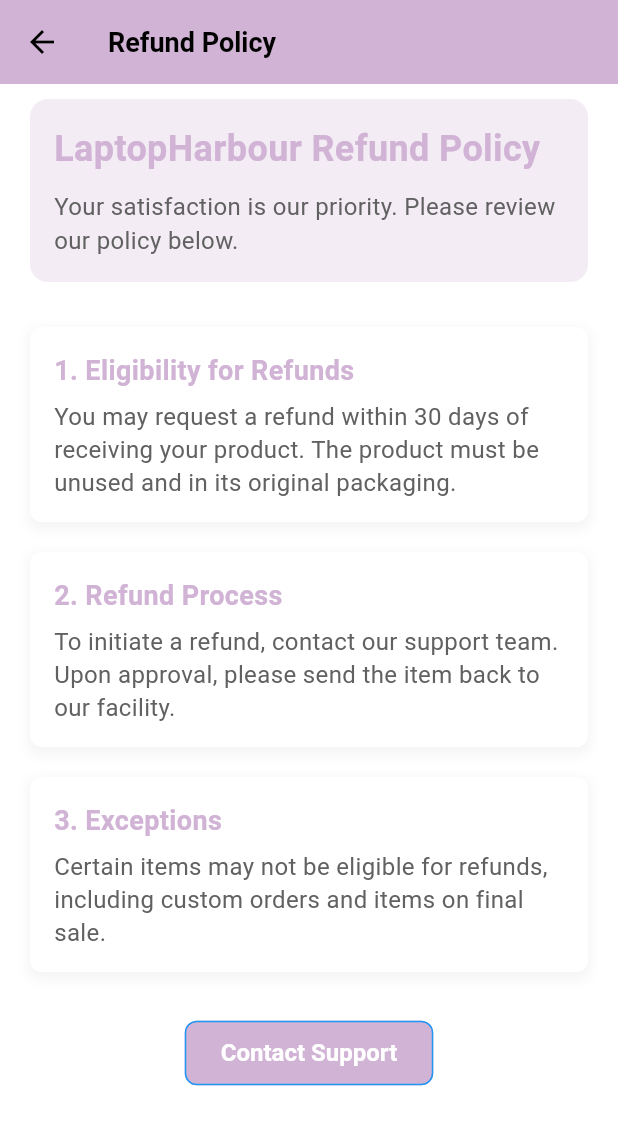
After one commit to syedkashanzikra/laptop_harbour, a Flutter app: the LHProfileScreen screen opened directly, after a tap on "Refund Policy", on a phone screen of 412 x 824 dp. The commit adds this screen. Shown: the top 1125 px of the screen. Run offline on Flutter 3.47's test engine with Material 3 defaults, Android fonts, the light colour scheme and no system bars; our stand-ins replace cached_network_image, carousel_slider, cloud_firestore, connectivity_plus, firebase_auth, firebase_core and 15 more; missing offline and left inert: clipboard; accounts and stored records are empty; Roboto replaces fonts that are missing (Poppins).

Commit message:
FeedbackCreate and RefundScreen

```diff
--- a/lib/features/shop/screens/profile/widget/profile_list_tile.dart
+++ b/lib/features/shop/screens/profile/widget/profile_list_tile.dart
@@ -4,9 +4,12 @@
 import 'package:iconsax/iconsax.dart';
 import 'package:lhstore/data/repositories_authentication/authentication_repository.dart';
 import 'package:lhstore/features/personlization/controllers/user_controller.dart';
+import 'package:lhstore/features/shop/screens/feedback/feedback.dart';
 import 'package:lhstore/features/shop/screens/myorders/myorders.dart';
 import 'package:lhstore/features/shop/screens/profile/profile_update/profile.dart';
 import 'package:lhstore/features/shop/screens/profile/widget/profilesmallContainer.dart';
+import 'package:lhstore/features/shop/screens/profile/widget/refundscreen.dart';
+import 'package:lhstore/features/shop/screens/search.dart';
 import 'package:lhstore/features/shop/screens/wishlist/wishlist_provider.dart';
 import 'package:lhstore/utils/constants/colors.dart';
 import 'package:lhstore/utils/constants/image_strings.dart';
@@ -15,6 +18,7 @@
 import 'package:lhstore/utils/helpers/shimmer.dart';
 import 'package:provider/provider.dart';
 import 'package:shimmer/shimmer.dart';
+import 'package:lhstore/features/shop/screens/wishlist/card/card.dart';
 
 class Profile_list_title extends StatelessWidget {
   const Profile_list_title({
@@ -71,13 +75,22 @@
               title: Text("My Orders"),
             ),
           ),
-          ListTile(
+          GestureDetector(
+  onTap: () {
+    Navigator.push(
+      context,
+      MaterialPageRoute(builder: (context) => Wishlistscreen()),
+    );
+  },
+  child: ListTile(
     leading: Icon(
       Iconsax.heart,
       color: LHColor.primary1,
     ),
     title: Text("Wishlist"),
   ),
+),
+
           SizedBox(
               height:
                   8), // Add some spacing between the Wishlist ListTile and the containers
@@ -113,7 +126,6 @@
                   ),
               ],
             ),
-
           ),
          ListTile(
   leading: Icon(
@@ -121,7 +133,14 @@
     color: LHColor.primary1,
   ),
   title: Text("Browsing History"),
+  onTap: () {
+    Navigator.push(
+      context,
+      MaterialPageRoute(builder: (context) => LHSearchScreen()),
+    );
+  },
 ),
+
           Divider(
             color: dark ? LHColor.darkGrey : LHColor.grey,
             height: 1,
@@ -151,12 +170,35 @@
             ),
             title: Text("Shipping & Payment"),
           ),
-          ListTile(
+         GestureDetector(
+  onTap: () {
+    Navigator.push(
+      context,
+      MaterialPageRoute(builder: (context) => RefundPolicyScreen()),
+    );
+  },
+  child: ListTile(
     leading: Icon(
       Iconsax.refresh,
       color: LHColor.primary1,
     ),
     title: Text("Refund Policy"),
+  ),
+),
+GestureDetector(
+  onTap: () {
+    Navigator.push(
+      context,
+      MaterialPageRoute(builder: (context) => FeedbackScreen()),
+    );
+  },
+  child: ListTile(
+    leading: Icon(
+      Iconsax.refresh,
+      color: LHColor.primary1,
+    ),
+    title: Text("Support/Feedback"),
+  ),
 ),
 
           GestureDetector(
@@ -185,5 +227,4 @@
       'Image1': snapshot['Image1'],
     };
   }
-
 }
--- /dev/null
+++ b/lib/features/shop/screens/profile/widget/refundscreen.dart
@@ -0,0 +1,131 @@
+import 'package:flutter/material.dart';
+import 'package:lhstore/utils/constants/colors.dart';
+
+class RefundPolicyScreen extends StatelessWidget {
+  @override
+  Widget build(BuildContext context) {
+    return Scaffold(
+      appBar: AppBar(
+        title: Text("Refund Policy"),
+        backgroundColor: LHColor.primary1,
+      ),
+      body: Padding(
+        padding: const EdgeInsets.symmetric(horizontal: 20.0, vertical: 10.0),
+        child: Column(
+          crossAxisAlignment: CrossAxisAlignment.start,
+          children: [
+            AnimatedContainer(
+              duration: Duration(milliseconds: 500),
+              curve: Curves.easeInOut,
+              padding: EdgeInsets.all(16),
+              decoration: BoxDecoration(
+                color: LHColor.primary.withOpacity(0.1),
+                borderRadius: BorderRadius.circular(12),
+              ),
+              child: Column(
+                crossAxisAlignment: CrossAxisAlignment.start,
+                children: [
+                  Text(
+                    "LaptopHarbour Refund Policy",
+                    style: TextStyle(
+                      fontSize: 24,
+                      fontWeight: FontWeight.bold,
+                      color: LHColor.primary1,
+                    ),
+                  ),
+                  SizedBox(height: 10),
+                  Text(
+                    "Your satisfaction is our priority. Please review our policy below.",
+                    style: TextStyle(fontSize: 16, color: Colors.grey[700]),
+                  ),
+                ],
+              ),
+            ),
+            SizedBox(height: 20),
+            Expanded(
+              child: ListView(
+                children: [
+                  _buildPolicySection(
+                    title: "1. Eligibility for Refunds",
+                    description:
+                        "You may request a refund within 30 days of receiving your product. The product must be unused and in its original packaging.",
+                  ),
+                  _buildPolicySection(
+                    title: "2. Refund Process",
+                    description:
+                        "To initiate a refund, contact our support team. Upon approval, please send the item back to our facility.",
+                  ),
+                  _buildPolicySection(
+                    title: "3. Exceptions",
+                    description:
+                        "Certain items may not be eligible for refunds, including custom orders and items on final sale.",
+                  ),
+                  SizedBox(height: 20),
+                  Center(
+                    child: ElevatedButton(
+                      onPressed: () {
+                        // Add any further action like contact support
+                      },
+                      style: ElevatedButton.styleFrom(
+                        padding: EdgeInsets.symmetric(horizontal: 24, vertical: 12),
+                        backgroundColor: LHColor.primary1,
+                        shape: RoundedRectangleBorder(
+                          borderRadius: BorderRadius.circular(8),
+                        ),
+                      ),
+                      child: Text(
+                        "Contact Support",
+                        style: TextStyle(fontSize: 16, fontWeight: FontWeight.bold),
+                      ),
+                    ),
+                  ),
+                ],
+              ),
+            ),
+          ],
+        ),
+      ),
+    );
+  }
+
+  Widget _buildPolicySection({required String title, required String description}) {
+    return Padding(
+      padding: const EdgeInsets.symmetric(vertical: 10.0),
+      child: AnimatedContainer(
+        duration: Duration(milliseconds: 300),
+        curve: Curves.easeInOut,
+        padding: EdgeInsets.all(16),
+        decoration: BoxDecoration(
+          color: Colors.white,
+          boxShadow: [
+            BoxShadow(
+              color: Colors.grey.withOpacity(0.1),
+              spreadRadius: 2,
+              blurRadius: 6,
+              offset: Offset(0, 3),
+            ),
+          ],
+          borderRadius: BorderRadius.circular(8),
+        ),
+        child: Column(
+          crossAxisAlignment: CrossAxisAlignment.start,
+          children: [
+            Text(
+              title,
+              style: TextStyle(
+                fontSize: 18,
+                fontWeight: FontWeight.bold,
+                color: LHColor.primary1,
+              ),
+            ),
+            SizedBox(height: 6),
+            Text(
+              description,
+              style: TextStyle(fontSize: 16, color: Colors.grey[700], height: 1.4),
+            ),
+          ],
+        ),
+      ),
+    );
+  }
+}
--- a/pubspec.yaml
+++ b/pubspec.yaml
@@ -65,6 +65,7 @@
   curved_navigation_bar: ^1.0.3
   provider: ^6.1.1
   flutter_launcher_icons: ^0.14.1
+  rive: ^0.13.17
 
 
 dev_dependencies:
@@ -104,7 +105,7 @@
     - assets/images/slider/
     - assets/images/products/
     - assets/json/
-
+    - assets/animations/success.riv
 
   # An image asset can refer to one or more resolution-specific "variants", see
   # https://flutter.dev/assets-and-images/#resolution-aware
```
Also changed, not shown: lib/data/repositories_authentication/authentication_repository.dart (+20 -10 lines), lib/features/shop/screens/feedback/feedback.dart (added, +216 -0 lines), 3 other files. Lines whose indentation alone changed are shown as unchanged.
